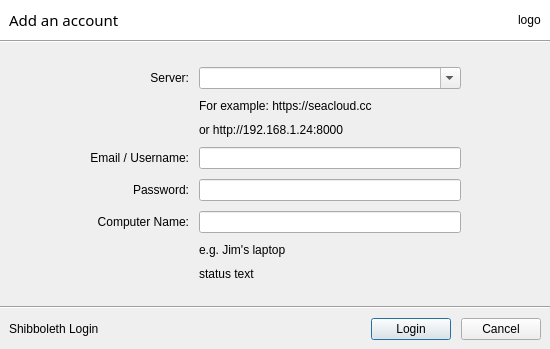
Qt form ui/login-dialog.ui (haiwen/seadrive-gui) before a commit.
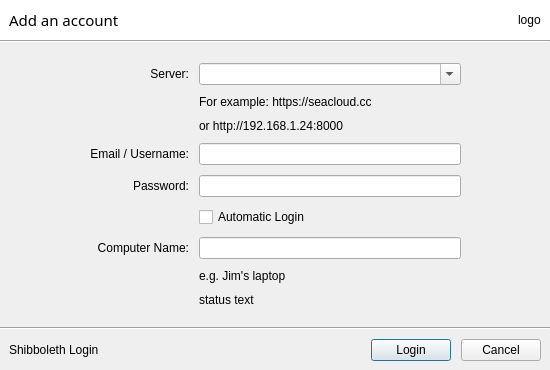
The same form after that commit.

Commit message:
Add automatic login support. (#24)
* Adjust login dialog ui.

* Added auto login support.

* Adjust login dialog ui.

* Updated column name in Accounts table.

```diff
--- a/ui/login-dialog.ui
+++ b/ui/login-dialog.ui
@@ -116,6 +116,12 @@
      </item>
      <item>
       <layout class="QGridLayout" name="gridLayout">
+       <property name="topMargin">
+        <number>20</number>
+       </property>
+       <property name="bottomMargin">
+        <number>20</number>
+       </property>
        <property name="spacing">
         <number>10</number>
        </property>
@@ -137,6 +143,8 @@
         </widget>
        </item>
        <item row="1" column="1">
+        <layout class="QVBoxLayout" name="serverNoteLayout">
+         <item>
         <widget class="QLabel" name="hint">
          <property name="lineWidth">
           <number>1</number>
@@ -155,7 +163,20 @@
          </property>
         </widget>
        </item>
-       <item row="2" column="1">
+         <item>
+          <spacer name="verticalSpacer2">
+           <property name="orientation">
+            <enum>Qt::Vertical</enum>
+           </property>
+           <property name="sizeHint" stdset="0">
+            <size>
+             <width>20</width>
+             <height>-4</height>
+            </size>
+           </property>
+          </spacer>
+         </item>
+         <item>
         <widget class="QLabel" name="hint_2">
          <property name="enabled">
           <bool>true</bool>
@@ -168,7 +189,22 @@
          </property>
         </widget>
        </item>
-       <item row="3" column="0">
+         <item>
+          <spacer name="verticalSpacer3">
+           <property name="orientation">
+            <enum>Qt::Vertical</enum>
+           </property>
+           <property name="sizeHint" stdset="0">
+            <size>
+             <width>20</width>
+             <height>4</height>
+            </size>
+           </property>
+          </spacer>
+         </item>
+        </layout>
+       </item>
+       <item row="2" column="0">
         <widget class="QLabel" name="label_2">
          <property name="text">
           <string>Email / Username:</string>
@@ -178,10 +214,10 @@
          </property>
         </widget>
        </item>
-       <item row="3" column="1">
+       <item row="2" column="1">
         <widget class="QLineEdit" name="mUsername"/>
        </item>
-       <item row="4" column="0">
+       <item row="3" column="0">
         <widget class="QLabel" name="label_3">
          <property name="text">
           <string>Password:</string>
@@ -191,13 +227,40 @@
          </property>
         </widget>
        </item>
-       <item row="4" column="1">
+       <item row="3" column="1">
         <widget class="QLineEdit" name="mPassword">
          <property name="echoMode">
           <enum>QLineEdit::Password</enum>
          </property>
         </widget>
        </item>
+       <item row="4" column="1">
+        <layout class="QGridLayout" name="automaticLoginLayout">
+         <property name="verticalSpacing">
+          <number>0</number>
+         </property>
+         <item row="0" column="0">
+          <widget class="QCheckBox" name="mAutomaticLogin">
+           <property name="text">
+            <string>Automatic Login</string>
+           </property>
+          </widget>
+         </item>
+         <item row="1" column="0">
+          <spacer name="verticalSpacer4">
+           <property name="orientation">
+            <enum>Qt::Vertical</enum>
+           </property>
+           <property name="sizeHint" stdset="0">
+            <size>
+             <width>20</width>
+             <height>4</height>
+            </size>
+           </property>
+          </spacer>
+         </item>
+        </layout>
+       </item>
        <item row="5" column="0">
         <widget class="QLabel" name="label_5">
          <property name="text">
```
Lines whose indentation alone changed are shown as unchanged. The commit also changes 3 other files.
